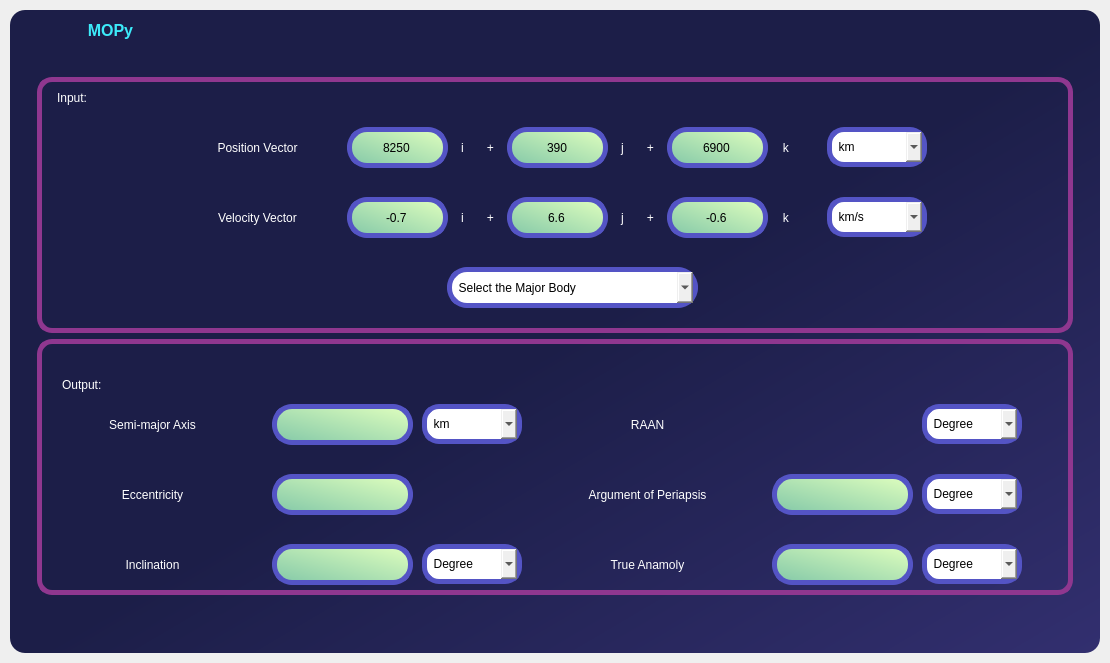
This is UI_Functions/Home_Page.ui in Mechanics-of-Orbit/MOPy as Qt 5 draws it before an edit. The edited form follows.
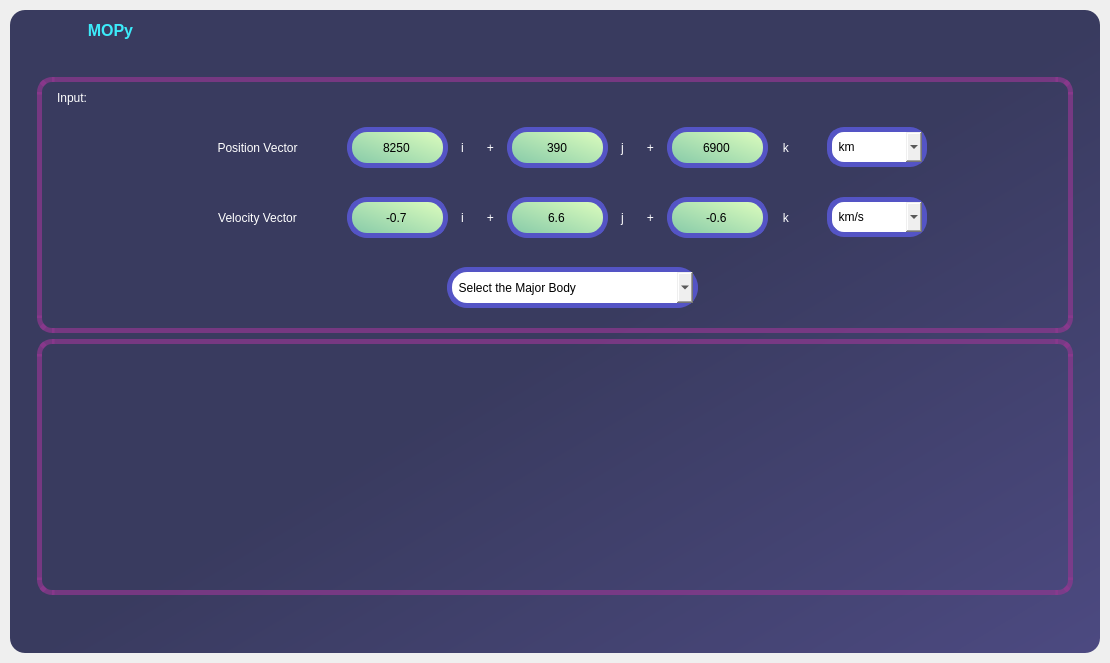
This is the edited form. The open tabs and pages were chosen to show the change. Icons and pictures are not drawn.

Diff of the .ui file:
```diff
--- a/UI_Functions/Home_Page.ui
+++ b/UI_Functions/Home_Page.ui
@@ -48,7 +48,7 @@
     <item>
      <widget class="QFrame" name="drop_shadow_frame">
       <property name="styleSheet">
-       <string notr="true">background-color: qlineargradient(spread:pad, x1:1, y1:1, x2:0, y2:0, stop:0 rgba(50, 47, 111, 255), stop:0.488636 rgba(28, 30, 72, 255));
+       <string notr="true">background-color: qlineargradient(spread:pad, x1:1, y1:1, x2:0, y2:0, stop:0 rgba(50, 47, 111, 220), stop:0.488636 rgba(28, 30, 72, 220));
 border-radius: 15px</string>
       </property>
       <property name="frameShape">
@@ -10568,7 +10568,7 @@
                    <property name="styleSheet">
                     <string notr="true">QLabel{
 	
-	border: 5px solid rgb(84, 84, 197);
+	border: 5px solid rgb(84, 84, 197,180);
 	font: 12pt &quot;Arial&quot;;
 	border-radius: 20px;
 	color:white;
@@ -10583,7 +10583,7 @@
 
 QFrame{
 
-border: 5px solid rgb(143, 55, 143);
+border: 5px solid rgb(143, 55, 143,180);
 border-radius: 15px;
 }
 
@@ -11301,7 +11301,7 @@
                    <property name="styleSheet">
                     <string notr="true">QLabel{
 	
-	border: 5px solid rgb(84, 84, 197);
+	border: 5px solid rgb(84, 84, 197,180);
 	font: 12pt &quot;Arial&quot;;
 	border-radius: 20px;
 	color:white;
@@ -11316,7 +11316,7 @@
 
 QFrame{
 
-border: 5px solid rgb(143, 55, 143);
+border: 5px solid rgb(143, 55, 143,180);
 border-radius: 15px;
 }
 
@@ -12010,604 +12010,6 @@
                         </property>
                        </widget>
                       </widget>
-                      <widget class="QWidget" name="page">
-                       <widget class="QComboBox" name="arg_of_per_unit_coe_n_aoe_2">
-                        <property name="geometry">
-                         <rect>
-                          <x>880</x>
-                          <y>130</y>
-                          <width>100</width>
-                          <height>40</height>
-                         </rect>
-                        </property>
-                        <property name="minimumSize">
-                         <size>
-                          <width>100</width>
-                          <height>40</height>
-                         </size>
-                        </property>
-                        <property name="maximumSize">
-                         <size>
-                          <width>100</width>
-                          <height>40</height>
-                         </size>
-                        </property>
-                        <property name="layoutDirection">
-                         <enum>Qt::LeftToRight</enum>
-                        </property>
-                        <property name="styleSheet">
-                         <string notr="true">QComboBox{
-	
-	
-	
-	border: 5px solid rgb(84, 84, 197);
-	font: 12pt &quot;Arial&quot;;
-	border-radius: 17px;}
-
-
-QComboBox:hover{
-	border: 4px solid rgb(2, 119, 189);
-}</string>
-                        </property>
-                        <property name="editable">
-                         <bool>false</bool>
-                        </property>
-                        <item>
-                         <property name="text">
-                          <string>  Degree</string>
-                         </property>
-                        </item>
-                        <item>
-                         <property name="text">
-                          <string>  Radians</string>
-                         </property>
-                        </item>
-                       </widget>
-                       <widget class="QComboBox" name="tru_ana_unit_coe_n_aoe_2">
-                        <property name="geometry">
-                         <rect>
-                          <x>880</x>
-                          <y>200</y>
-                          <width>100</width>
-                          <height>40</height>
-                         </rect>
-                        </property>
-                        <property name="minimumSize">
-                         <size>
-                          <width>100</width>
-                          <height>40</height>
-                         </size>
-                        </property>
-                        <property name="maximumSize">
-                         <size>
-                          <width>100</width>
-                          <height>40</height>
-                         </size>
-                        </property>
-                        <property name="layoutDirection">
-                         <enum>Qt::LeftToRight</enum>
-                        </property>
-                        <property name="styleSheet">
-                         <string notr="true">QComboBox{
-	
-	
-	
-	border: 5px solid rgb(84, 84, 197);
-	font: 12pt &quot;Arial&quot;;
-	border-radius: 17px;}
-
-
-QComboBox:hover{
-	border: 4px solid rgb(2, 119, 189);
-}</string>
-                        </property>
-                        <property name="editable">
-                         <bool>false</bool>
-                        </property>
-                        <item>
-                         <property name="text">
-                          <string>  Degree</string>
-                         </property>
-                        </item>
-                        <item>
-                         <property name="text">
-                          <string>  Radians</string>
-                         </property>
-                        </item>
-                       </widget>
-                       <widget class="QLabel" name="tru_ana_coe_n_aoe_2">
-                        <property name="geometry">
-                         <rect>
-                          <x>730</x>
-                          <y>200</y>
-                          <width>141</width>
-                          <height>41</height>
-                         </rect>
-                        </property>
-                        <property name="styleSheet">
-                         <string notr="true">QLabel{
-	
-	background-color: qlineargradient(spread:pad, x1:0, y1:1, x2:1, y2:0, stop:0 rgba(131, 200, 168, 255), stop:1 rgba(224, 255, 190, 255));
-	border: 5px solid rgb(84, 84, 197);
-	font: 12pt &quot;Arial&quot;;
-	border-radius: 20px;
-	color:black;
-}
-
-
-QLabel:hover{
-	border: 4px solid rgb(2, 119, 189);
-}</string>
-                        </property>
-                        <property name="text">
-                         <string/>
-                        </property>
-                        <property name="alignment">
-                         <set>Qt::AlignCenter</set>
-                        </property>
-                       </widget>
-                       <widget class="QComboBox" name="semimajor_axis_unit_coe_n_aoe_2">
-                        <property name="geometry">
-                         <rect>
-                          <x>380</x>
-                          <y>60</y>
-                          <width>100</width>
-                          <height>40</height>
-                         </rect>
-                        </property>
-                        <property name="minimumSize">
-                         <size>
-                          <width>100</width>
-                          <height>40</height>
-                         </size>
-                        </property>
-                        <property name="maximumSize">
-                         <size>
-                          <width>100</width>
-                          <height>40</height>
-                         </size>
-                        </property>
-                        <property name="layoutDirection">
-                         <enum>Qt::LeftToRight</enum>
-                        </property>
-                        <property name="styleSheet">
-                         <string notr="true">QComboBox{
-	
-	
-	
-	border: 5px solid rgb(84, 84, 197);
-	font: 12pt &quot;Arial&quot;;
-	border-radius: 17px;}
-
-
-QComboBox:hover{
-	border: 4px solid rgb(2, 119, 189);
-}</string>
-                        </property>
-                        <property name="editable">
-                         <bool>false</bool>
-                        </property>
-                        <item>
-                         <property name="text">
-                          <string>  km</string>
-                         </property>
-                        </item>
-                        <item>
-                         <property name="text">
-                          <string>  miles</string>
-                         </property>
-                        </item>
-                        <item>
-                         <property name="text">
-                          <string>  AU</string>
-                         </property>
-                        </item>
-                        <item>
-                         <property name="text">
-                          <string>  DU</string>
-                         </property>
-                        </item>
-                       </widget>
-                       <widget class="QComboBox" name="inclination_unit_coe_n_aoe_2">
-                        <property name="geometry">
-                         <rect>
-                          <x>380</x>
-                          <y>200</y>
-                          <width>100</width>
-                          <height>40</height>
-                         </rect>
-                        </property>
-                        <property name="minimumSize">
-                         <size>
-                          <width>100</width>
-                          <height>40</height>
-                         </size>
-                        </property>
-                        <property name="maximumSize">
-                         <size>
-                          <width>100</width>
-                          <height>40</height>
-                         </size>
-                        </property>
-                        <property name="layoutDirection">
-                         <enum>Qt::LeftToRight</enum>
-                        </property>
-                        <property name="styleSheet">
-                         <string notr="true">QComboBox{
-	
-	
-	
-	border: 5px solid rgb(84, 84, 197);
-	font: 12pt &quot;Arial&quot;;
-	border-radius: 17px;}
-
-
-QComboBox:hover{
-	border: 4px solid rgb(2, 119, 189);
-}</string>
-                        </property>
-                        <property name="editable">
-                         <bool>false</bool>
-                        </property>
-                        <item>
-                         <property name="text">
-                          <string>  Degree</string>
-                         </property>
-                        </item>
-                        <item>
-                         <property name="text">
-                          <string>  Radians</string>
-                         </property>
-                        </item>
-                       </widget>
-                       <widget class="QLabel" name="label_156">
-                        <property name="geometry">
-                         <rect>
-                          <x>0</x>
-                          <y>130</y>
-                          <width>221</width>
-                          <height>41</height>
-                         </rect>
-                        </property>
-                        <property name="styleSheet">
-                         <string notr="true">border:none;
-color:white;
-</string>
-                        </property>
-                        <property name="text">
-                         <string>Eccentricity</string>
-                        </property>
-                        <property name="alignment">
-                         <set>Qt::AlignCenter</set>
-                        </property>
-                       </widget>
-                       <widget class="QLabel" name="label_255">
-                        <property name="geometry">
-                         <rect>
-                          <x>0</x>
-                          <y>200</y>
-                          <width>221</width>
-                          <height>41</height>
-                         </rect>
-                        </property>
-                        <property name="styleSheet">
-                         <string notr="true">border:none;
-color:white;
-</string>
-                        </property>
-                        <property name="text">
-                         <string>Inclination</string>
-                        </property>
-                        <property name="alignment">
-                         <set>Qt::AlignCenter</set>
-                        </property>
-                       </widget>
-                       <widget class="QLabel" name="eccentricity_coe_n_aoe_2">
-                        <property name="geometry">
-                         <rect>
-                          <x>230</x>
-                          <y>130</y>
-                          <width>141</width>
-                          <height>41</height>
-                         </rect>
-                        </property>
-                        <property name="styleSheet">
-                         <string notr="true">QLabel{
-	
-	background-color: qlineargradient(spread:pad, x1:0, y1:1, x2:1, y2:0, stop:0 rgba(131, 200, 168, 255), stop:1 rgba(224, 255, 190, 255));
-	border: 5px solid rgb(84, 84, 197);
-	font: 12pt &quot;Arial&quot;;
-	border-radius: 20px;
-	color:black;
-}
-
-
-QLabel:hover{
-	border: 4px solid rgb(2, 119, 189);
-}</string>
-                        </property>
-                        <property name="text">
-                         <string/>
-                        </property>
-                        <property name="alignment">
-                         <set>Qt::AlignCenter</set>
-                        </property>
-                       </widget>
-                       <widget class="QComboBox" name="RAAN_unit_coe_n_aoe_2">
-                        <property name="geometry">
-                         <rect>
-                          <x>880</x>
-                          <y>60</y>
-                          <width>100</width>
-                          <height>40</height>
-                         </rect>
-                        </property>
-                        <property name="minimumSize">
-                         <size>
-                          <width>100</width>
-                          <height>40</height>
-                         </size>
-                        </property>
-                        <property name="maximumSize">
-                         <size>
-                          <width>100</width>
-                          <height>40</height>
-                         </size>
-                        </property>
-                        <property name="layoutDirection">
-                         <enum>Qt::LeftToRight</enum>
-                        </property>
-                        <property name="styleSheet">
-                         <string notr="true">QComboBox{
-	
-	
-	
-	border: 5px solid rgb(84, 84, 197);
-	font: 12pt &quot;Arial&quot;;
-	border-radius: 17px;}
-
-
-QComboBox:hover{
-	border: 4px solid rgb(2, 119, 189);
-}</string>
-                        </property>
-                        <property name="editable">
-                         <bool>false</bool>
-                        </property>
-                        <item>
-                         <property name="text">
-                          <string>  Degree</string>
-                         </property>
-                        </item>
-                        <item>
-                         <property name="text">
-                          <string>  Radians</string>
-                         </property>
-                        </item>
-                       </widget>
-                       <widget class="QLabel" name="label_256">
-                        <property name="geometry">
-                         <rect>
-                          <x>490</x>
-                          <y>60</y>
-                          <width>231</width>
-                          <height>41</height>
-                         </rect>
-                        </property>
-                        <property name="styleSheet">
-                         <string notr="true">border:none;
-color:white;
-</string>
-                        </property>
-                        <property name="text">
-                         <string>RAAN</string>
-                        </property>
-                        <property name="alignment">
-                         <set>Qt::AlignCenter</set>
-                        </property>
-                       </widget>
-                       <widget class="QLabel" name="arg_of_per_coe_n_aoe_2">
-                        <property name="geometry">
-                         <rect>
-                          <x>730</x>
-                          <y>130</y>
-                          <width>141</width>
-                          <height>41</height>
-                         </rect>
-                        </property>
-                        <property name="styleSheet">
-                         <string notr="true">QLabel{
-	
-	background-color: qlineargradient(spread:pad, x1:0, y1:1, x2:1, y2:0, stop:0 rgba(131, 200, 168, 255), stop:1 rgba(224, 255, 190, 255));
-	border: 5px solid rgb(84, 84, 197);
-	font: 12pt &quot;Arial&quot;;
-	border-radius: 20px;
-	color:black;
-}
-
-
-QLabel:hover{
-	border: 4px solid rgb(2, 119, 189);
-}</string>
-                        </property>
-                        <property name="text">
-                         <string/>
-                        </property>
-                        <property name="alignment">
-                         <set>Qt::AlignCenter</set>
-                        </property>
-                       </widget>
-                       <widget class="QLabel" name="label_267">
-                        <property name="geometry">
-                         <rect>
-                          <x>20</x>
-                          <y>30</y>
-                          <width>221</width>
-                          <height>21</height>
-                         </rect>
-                        </property>
-                        <property name="styleSheet">
-                         <string notr="true">border:none;
-color:white;
-</string>
-                        </property>
-                        <property name="text">
-                         <string>Output:</string>
-                        </property>
-                        <property name="alignment">
-                         <set>Qt::AlignLeading|Qt::AlignLeft|Qt::AlignVCenter</set>
-                        </property>
-                       </widget>
-                       <widget class="QLabel" name="semimajor_axis_coe_n_aoe_2">
-                        <property name="geometry">
-                         <rect>
-                          <x>230</x>
-                          <y>60</y>
-                          <width>141</width>
-                          <height>41</height>
-                         </rect>
-                        </property>
-                        <property name="styleSheet">
-                         <string notr="true">QLabel{
-	
-	background-color: qlineargradient(spread:pad, x1:0, y1:1, x2:1, y2:0, stop:0 rgba(131, 200, 168, 255), stop:1 rgba(224, 255, 190, 255));
-	border: 5px solid rgb(84, 84, 197);
-	font: 12pt &quot;Arial&quot;;
-	border-radius: 20px;
-	color:black;
-}
-
-
-QLabel:hover{
-	border: 4px solid rgb(2, 119, 189);
-}</string>
-                        </property>
-                        <property name="text">
-                         <string/>
-                        </property>
-                        <property name="alignment">
-                         <set>Qt::AlignCenter</set>
-                        </property>
-                       </widget>
-                       <widget class="QLabel" name="label_157">
-                        <property name="geometry">
-                         <rect>
-                          <x>0</x>
-                          <y>60</y>
-                          <width>221</width>
-                          <height>41</height>
-                         </rect>
-                        </property>
-                        <property name="styleSheet">
-                         <string notr="true">border:none;
-color:white;
-</string>
-                        </property>
-                        <property name="text">
-                         <string>Semi-major Axis</string>
-                        </property>
-                        <property name="alignment">
-                         <set>Qt::AlignCenter</set>
-                        </property>
-                       </widget>
-                       <widget class="QLabel" name="inclination_coe_n_aoe_2">
-                        <property name="geometry">
-                         <rect>
-                          <x>230</x>
-                          <y>200</y>
-                          <width>141</width>
-                          <height>41</height>
-                         </rect>
-                        </property>
-                        <property name="styleSheet">
-                         <string notr="true">QLabel{
-	
-	background-color: qlineargradient(spread:pad, x1:0, y1:1, x2:1, y2:0, stop:0 rgba(131, 200, 168, 255), stop:1 rgba(224, 255, 190, 255));
-	border: 5px solid rgb(84, 84, 197);
-	font: 12pt &quot;Arial&quot;;
-	border-radius: 20px;
-	color:black;
-}
-
-
-QLabel:hover{
-	border: 4px solid rgb(2, 119, 189);
-}</string>
-                        </property>
-                        <property name="text">
-                         <string/>
-                        </property>
-                        <property name="alignment">
-                         <set>Qt::AlignCenter</set>
-                        </property>
-                       </widget>
-                       <widget class="QLabel" name="label_258">
-                        <property name="geometry">
-                         <rect>
-                          <x>490</x>
-                          <y>130</y>
-                          <width>231</width>
-                          <height>41</height>
-                         </rect>
-                        </property>
-                        <property name="styleSheet">
-                         <string notr="true">border:none;
-color:white;
-</string>
-                        </property>
-                        <property name="text">
-                         <string>Argument of Periapsis</string>
-                        </property>
-                        <property name="alignment">
-                         <set>Qt::AlignCenter</set>
-                        </property>
-                       </widget>
-                       <widget class="QLineEdit" name="CoOE_output_para_lbl_2">
-                        <property name="geometry">
-                         <rect>
-                          <x>90</x>
-                          <y>10</y>
-                          <width>901</width>
-                          <height>31</height>
-                         </rect>
-                        </property>
-                        <property name="font">
-                         <font>
-                          <pointsize>12</pointsize>
-                         </font>
-                        </property>
-                        <property name="styleSheet">
-                         <string notr="true">background-color:transparent;
-
-color:black;
-border-radius:10px;</string>
-                        </property>
-                        <property name="alignment">
-                         <set>Qt::AlignCenter</set>
-                        </property>
-                       </widget>
-                       <widget class="QLabel" name="label_260">
-                        <property name="geometry">
-                         <rect>
-                          <x>490</x>
-                          <y>200</y>
-                          <width>231</width>
-                          <height>41</height>
-                         </rect>
-                        </property>
-                        <property name="styleSheet">
-                         <string notr="true">border:none;
-color:white;
-</string>
-                        </property>
-                        <property name="text">
-                         <string>True Anamoly</string>
-                        </property>
-                        <property name="alignment">
-                         <set>Qt::AlignCenter</set>
-                        </property>
-                       </widget>
-                      </widget>
                      </widget>
                     </item>
                    </layout>
```
Left out of the diff: 12 changed lines with no effect on the pictures.
